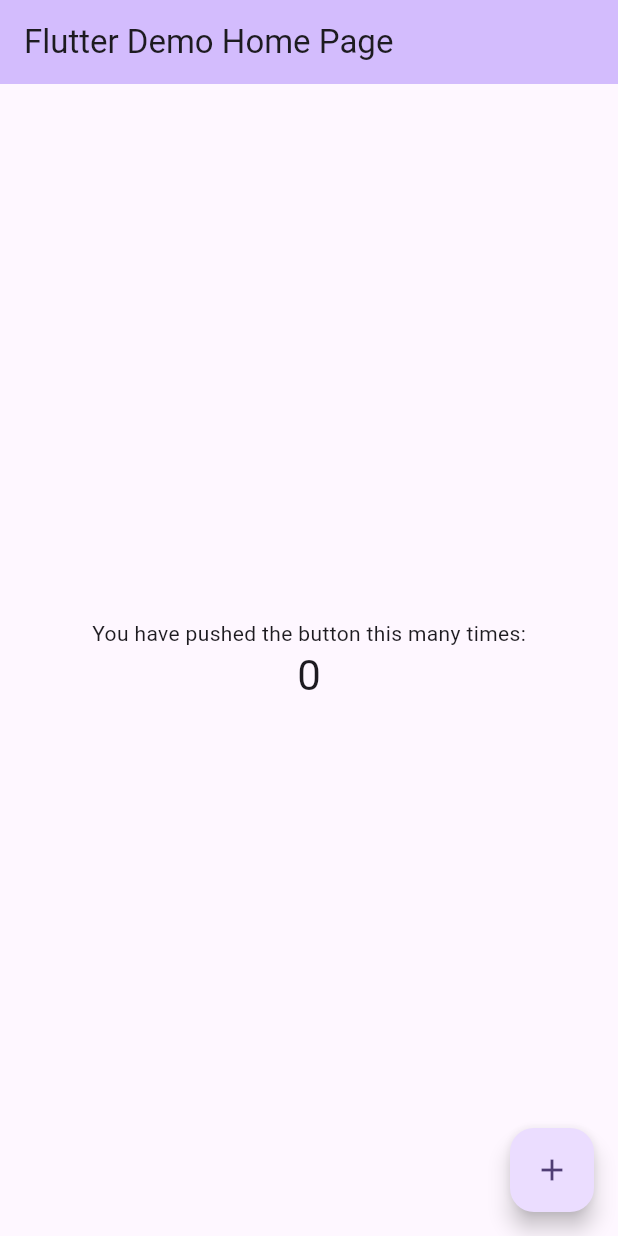
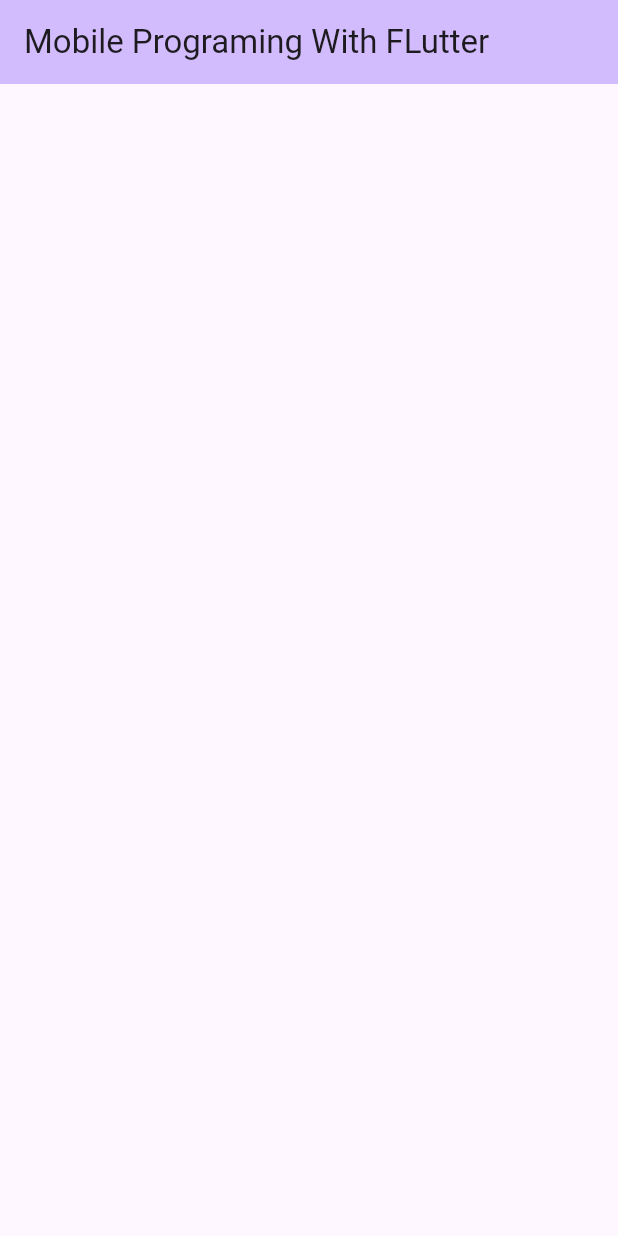
Before and after one commit to Ge2C/mobile_programing_with_flutter, a Flutter app: the screen it shows after launch, on a phone screen of 412 x 824 dp. Run offline on Flutter 3.47's test engine with Material 3 defaults, Android fonts, the phone set to English and light mode, and no system bars.

Commit message:
Mengubah title dan menghapus contoh widget pada halaman utama

```diff
--- a/lib/main.dart
+++ b/lib/main.dart
@@ -11,12 +11,12 @@ class MyApp extends StatelessWidget {
   @override
   Widget build(BuildContext context) {
     return MaterialApp(
-      title: 'Flutter Demo',
+      title: 'Mobile Programing',
       theme: ThemeData(
         colorScheme: ColorScheme.fromSeed(seedColor: Colors.deepPurple),
         useMaterial3: true,
       ),
-      home: const MyHomePage(title: 'Flutter Demo Home Page'),
+      home: const MyHomePage(title: 'Mobile Programing With FLutter'),
     );
   }
 }
@@ -31,14 +31,6 @@ class MyHomePage extends StatefulWidget {
 }
 
 class _MyHomePageState extends State<MyHomePage> {
-  int _counter = 0;
-
-  void _incrementCounter() {
-    setState(() {
-      _counter++;
-    });
-  }
-
   @override
   Widget build(BuildContext context) {
     return Scaffold(
@@ -49,21 +41,8 @@ class _MyHomePageState extends State<MyHomePage> {
       body: Center(
         child: Column(
           mainAxisAlignment: MainAxisAlignment.center,
-          children: <Widget>[
-            const Text(
-              'You have pushed the button this many times:',
-            ),
-            Text(
-              '$_counter',
-              style: Theme.of(context).textTheme.headlineMedium,
-            ),
-          ],
+          children: <Widget>[],
         ),
-      ),
-      floatingActionButton: FloatingActionButton(
-        onPressed: _incrementCounter,
-        tooltip: 'Increment',
-        child: const Icon(Icons.add),
       ), // This trailing comma makes auto-formatting nicer for build methods.
     );
   }
```
